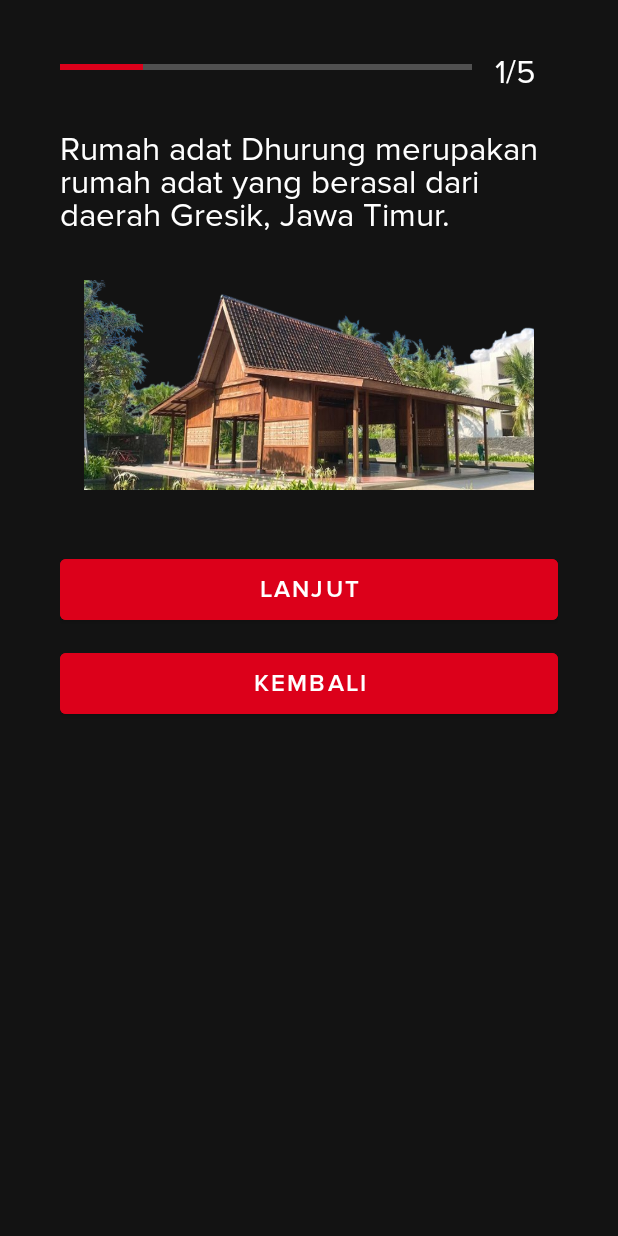
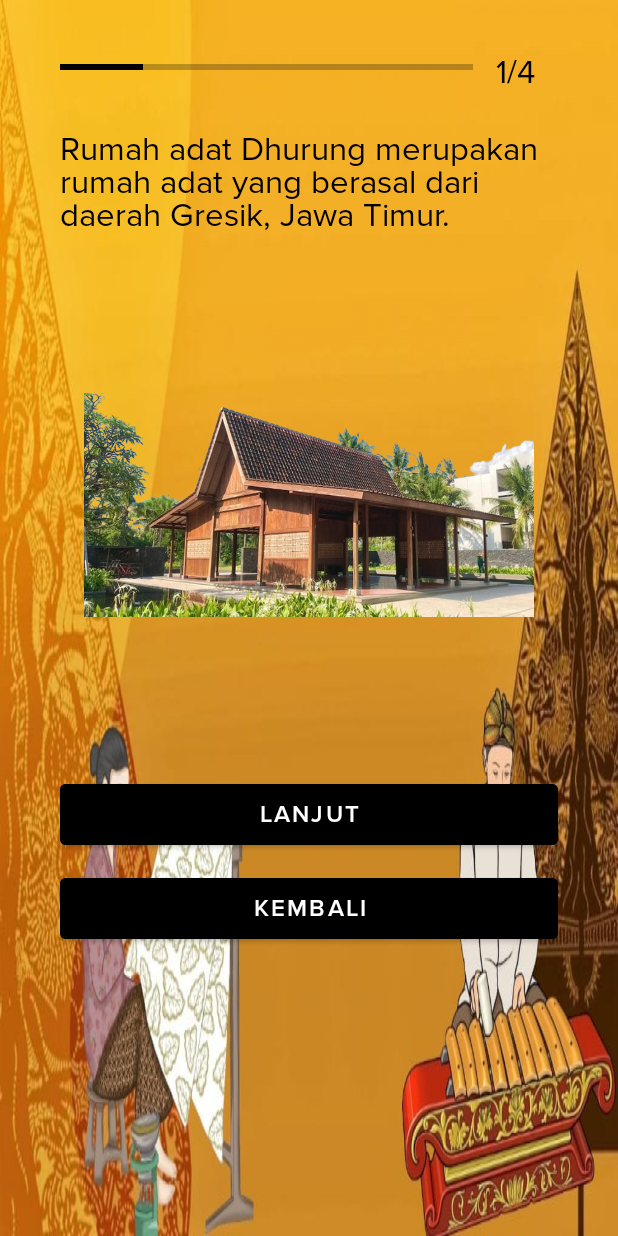
Before and after one commit to gilanglahat22/Javanesse_culture, an Android app: the GeneralMateriActivity screen opened directly, with no data from a screen before it, on a phone screen of 412 x 824 dp. Run offline under Robolectric (Android 15) with nearby library versions, the phone set to English and light mode, and no system bars.

Commit message:
fix: splash screen, dashboard, quiz, materi section

```diff
--- a/app/src/main/java/com/example/zap/GeneralMateriActivity.kt
+++ b/app/src/main/java/com/example/zap/GeneralMateriActivity.kt
@@ -60,7 +60,7 @@ class GeneralMateriActivity: AppCompatActivity(), View.OnClickListener {
         var general_category_bottom_image = findViewById<ImageView>(R.id.general_category_bottom_image)
 
         general_progressbar.progress = mCurrentPosition
-        tv_general_progress.text = "$mCurrentPosition" + "/" + 5
+        tv_general_progress.text = "$mCurrentPosition" + "/" + 4
         tv_general_materi.text = generalMateri!!.materi
         general_category_bottom_image.setImageResource(generalMateri.categoryImage)
 
--- a/app/src/main/res/drawable/splash_background.xml
+++ b/app/src/main/res/drawable/splash_background.xml
@@ -3,4 +3,10 @@
 
     <item android:drawable="@color/white"></item>
 
+    <item
+        android:drawable="@drawable/splash_logo"
+        android:width="200dp"
+        android:height="200dp"
+        android:gravity="center"/>
+
 </layer-list>
--- a/app/src/main/res/layout/activity_general_materi.xml
+++ b/app/src/main/res/layout/activity_general_materi.xml
@@ -6,7 +6,7 @@
     android:layout_height="match_parent"
     tools:context=".GeneralMateriActivity"
     android:fillViewport="true"
-    android:background="@color/dark_grey">
+    android:background="@drawable/materi">
 
     <LinearLayout
         android:layout_width="match_parent"
@@ -32,8 +32,8 @@
                 android:minHeight="50dp"
                 android:progress="1"
                 android:indeterminate="false"
-                android:progressBackgroundTint="@color/white"
-                android:progressTint="@color/red"
+                android:progressBackgroundTint="@color/black"
+                android:progressTint="@color/black"
                 android:layout_marginTop="-20dp"
                 />
 
@@ -44,7 +44,7 @@
                 android:gravity="start"
                 android:padding="15dp"
                 android:fontFamily="@font/proxima_nova_regular"
-                android:textColor="@color/white"
+                android:textColor="@color/black"
                 android:textSize="22sp"
                 android:layout_marginTop="-20dp"
                 tools:text="0/5"
@@ -58,22 +58,22 @@
             android:layout_height="wrap_content"
             android:gravity="start"
             android:layout_marginTop="10dp"
-            android:textColor="@color/white"
+            android:textColor="@color/black"
             android:fontFamily="@font/proxima_nova_regular"
             android:textSize="22sp"
             tools:text="What is Captain America’s shield made of? asjhdauydgabsdsadsadsasdas dasdabsjhdbaasdasd asdasdhasjbdas"
             />
 
         <LinearLayout
-            android:layout_width="match_parent"
+            android:layout_width="wrap_content"
             android:layout_height="wrap_content"
             android:orientation="horizontal">
 
             <ImageView
                 android:id="@+id/general_category_bottom_image"
                 android:src="@drawable/general_category_image"
-                android:layout_width="match_parent"
-                android:layout_height="150dp"
+                android:layout_width="300dp"
+                android:layout_height="300dp"
                 android:layout_marginTop="20dp"
                 android:layout_gravity="center_vertical"
                 android:contentDescription="Option Arrow" />
@@ -85,9 +85,10 @@
             android:layout_width="match_parent"
             android:layout_height="wrap_content"
             android:layout_marginTop="40dp"
-            android:backgroundTint="@color/red"
+            android:backgroundTint="@color/black"
             android:padding="10dp"
             android:textSize="16dp"
+            android:textColor="@color/white"
             android:fontFamily="@font/proxima_nova_semibold"
             android:enabled="false"/>
         <Button
@@ -95,9 +96,10 @@
             android:layout_width="match_parent"
             android:layout_height="wrap_content"
             android:layout_marginTop="10dp"
-            android:backgroundTint="@color/red"
+            android:backgroundTint="@color/black"
             android:padding="10dp"
             android:textSize="16dp"
+            android:textColor="@color/white"
             android:fontFamily="@font/proxima_nova_semibold"
             android:enabled="false"/>
 
--- a/app/src/main/res/layout/activity_result.xml
+++ b/app/src/main/res/layout/activity_result.xml
@@ -6,7 +6,7 @@
     android:layout_height="match_parent"
     tools:context=".GeneralQuizActivity"
     android:fillViewport="true"
-    android:background="@color/red"
+    android:background="@drawable/quiz_background"
     android:id="@+id/result_view">
 
     <LinearLayout
@@ -22,7 +22,7 @@
             android:layout_height="wrap_content"
             android:gravity="center"
             android:layout_marginTop="40dp"
-            android:textColor="@color/white"
+            android:textColor="@color/yellow"
             android:fontFamily="@font/brandon_grotesque_bold_webfont"
             android:textSize="49sp"
             android:text="Results"
```
Also changed, not shown: app/src/main/java/com/example/zap/SplashActivity.kt (+43 -25 lines), app/src/main/res/layout/activity_comics_materi.xml (+7 -7 lines), app/src/main/res/layout/activity_comics_quiz.xml (+4 -3 lines), app/src/main/res/layout/activity_dashboard.xml (+2 -13 lines), app/src/main/res/layout/activity_dashboard_materi.xml (+2 -13 lines), app/src/main/res/layout/activity_general_quiz.xml (+6 -5 lines), app/src/main/res/layout/activity_history_materi.xml (+10 -10 lines), app/src/main/res/layout/activity_history_quiz.xml (+5 -4 lines), app/src/main/res/layout/activity_maindashboard.xml (+1 -11 lines), app/src/main/res/layout/activity_movies_materi.xml (+12 -10 lines), app/src/main/res/layout/activity_movies_quiz.xml (+5 -4 lines), app/src/main/res/layout/activity_splash.xml (+30 -7 lines), app/src/main/res/drawable/background_quiz.png (added), app/src/main/res/drawable/materi.png (added), 2 more files.
